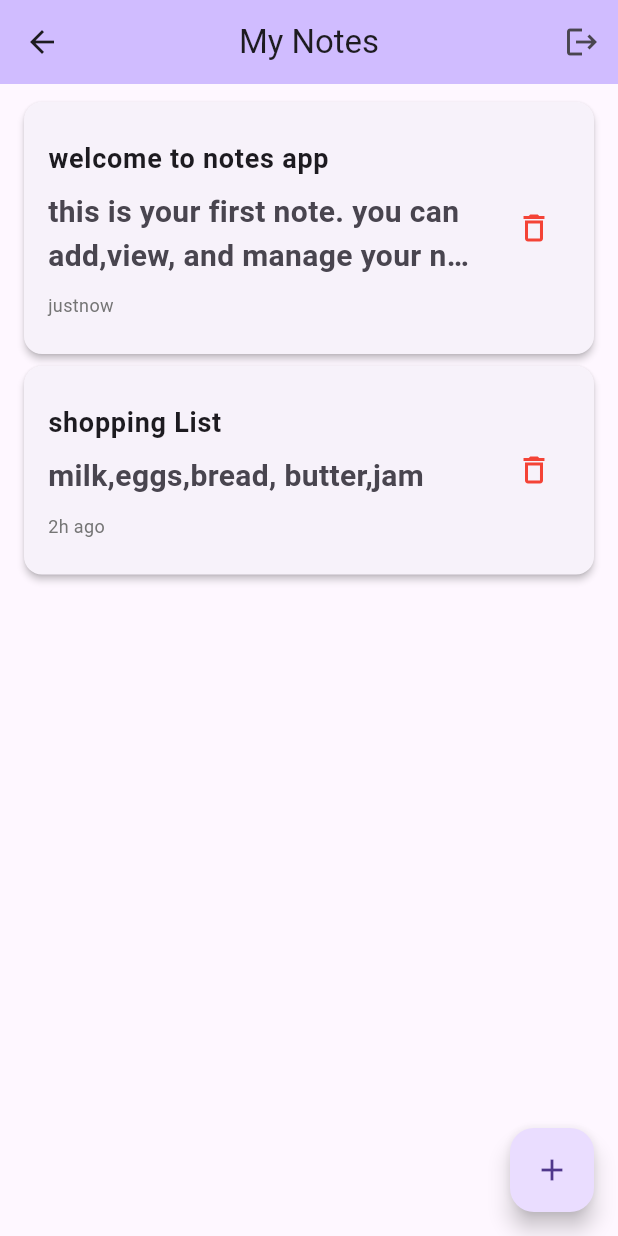
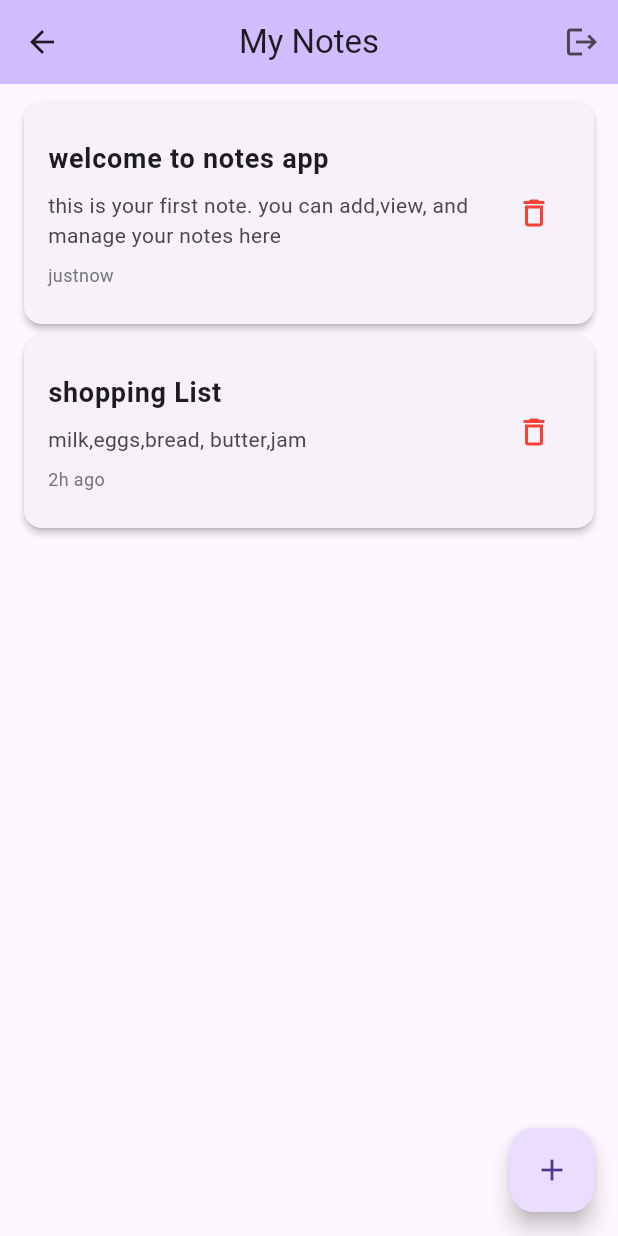
Before and after one commit to yuvanchanthar/notesapplication, a Flutter app: the NotesHomeScreen screen opened directly, on a phone screen of 412 x 824 dp. Run offline on Flutter 3.47's test engine with Material 3 defaults, Android fonts, the phone set to English and light mode, and no system bars; our stand-ins replace shared_preferences; accounts and stored records are empty; Roboto replaces fonts that are missing (Georgia, Helvetica).

Commit message:
initial commit

```diff
--- a/lib/features/notes/widgets/note_card.dart
+++ b/lib/features/notes/widgets/note_card.dart
@@ -44,7 +44,10 @@ class NoteCard extends StatelessWidget {
       child: ListTile(
         contentPadding: const EdgeInsets.all(16),
         title: Text(note.title,
-        style: TextStyle(fontWeight: FontWeight.bold,fontSize: 18),),
+        style: TextStyle(
+          fontWeight: FontWeight.bold,
+          fontSize: 18,
+          fontFamily: 'Georgia',),),
         subtitle: Column(
           crossAxisAlignment: CrossAxisAlignment.start,
           children: [
@@ -52,8 +55,8 @@ class NoteCard extends StatelessWidget {
             Text(note.content,
             maxLines: 2,
             overflow: TextOverflow.ellipsis,
-            style: TextStyle(fontSize: 20,fontWeight: FontWeight.bold),),
-            const SizedBox(height: 10,),
+            style: TextStyle(fontSize: 14,fontFamily: 'Helvetica'),),
+            const SizedBox(height: 8,),
             Text(_formatDate(note.createdAt),style: TextStyle(fontSize: 12,color: Colors.grey[600]),),
 
           ],
```
Also changed, not shown: lib/features/auth/login_screen.dart (+16 -26 lines).
